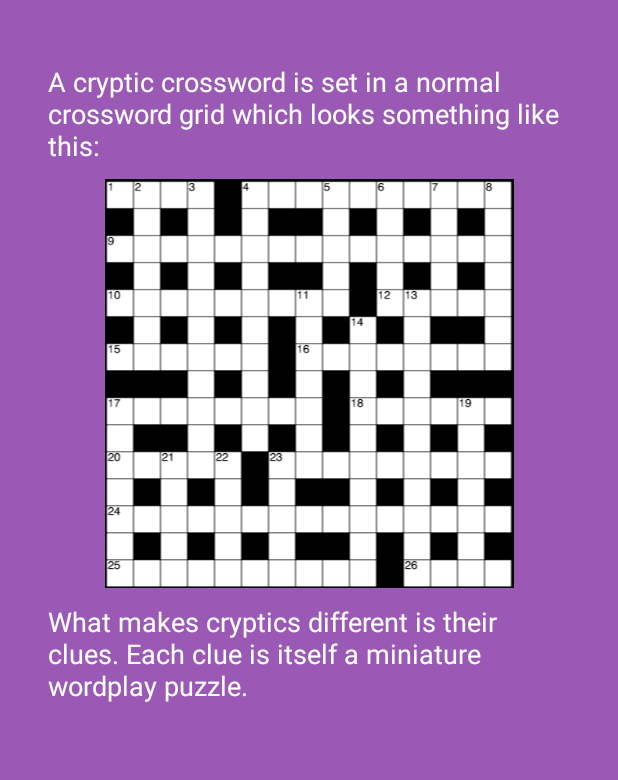
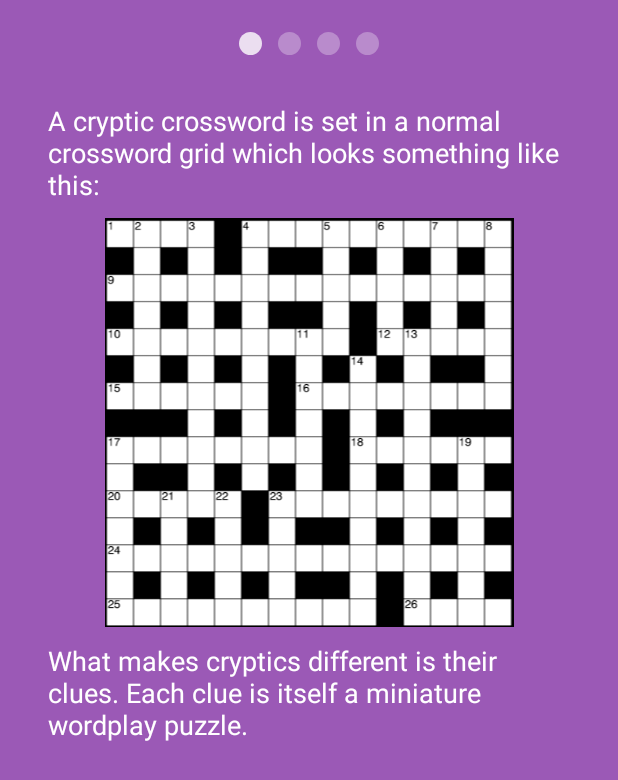
Before and after one commit to jholdstock/cryptic-crossword, an Android app: the TheBasicsActivity screen opened directly, with no data from a screen before it, on a phone screen of 412 x 824 dp. Shown: the top 780 px of the screen. Run offline under Robolectric (Android 15) with nearby library versions, the phone set to English and light mode, and no system bars.

Commit message:
Add dots to indicate tutorial page

```diff
--- a/android/CrosswordDictionary/app/src/main/AndroidManifest.xml
+++ b/android/CrosswordDictionary/app/src/main/AndroidManifest.xml
@@ -14,7 +14,7 @@
                 <category android:name="android.intent.category.LAUNCHER" />
             </intent-filter>
         </activity>
-        <activity android:name=".activities.tutorial.SolveCrypticsActivity" />
+        <activity android:name=".activities.tutorial.TheBasicsActivity" />
         <activity android:name=".activities.tutorial.TutorialMenuActivity" />
         <activity android:name=".activities.tutorial.HowToUseAppActivity" />
         <activity android:name=".activities.SearchActivity" />
--- a/android/CrosswordDictionary/app/src/main/java/com/jamieholdstock/crossworddictionary/activities/tutorial/SolveCrypticsActivity.java
+++ b/android/CrosswordDictionary/app/src/main/java/com/jamieholdstock/crossworddictionary/activities/tutorial/TheBasicsActivity.java
@@ -7,34 +7,43 @@ import android.support.v4.app.FragmentManager;
 import android.support.v4.app.FragmentStatePagerAdapter;
 import android.support.v4.view.PagerAdapter;
 import android.support.v4.view.ViewPager;
+import android.widget.RadioGroup;
 
 import com.jamieholdstock.crossworddictionary.R;
 
-public class SolveCrypticsActivity  extends FragmentActivity {
+public class TheBasicsActivity extends FragmentActivity {
 
-    private static final int NUM_PAGES = 2;
+    private static final int NUM_PAGES = 4;
     private ViewPager mPager;
-
+    private RadioGroup radioGroup;
     @Override
     protected void onCreate(Bundle savedInstanceState) {
         super.onCreate(savedInstanceState);
-        setContentView(R.layout.activity_solve_cryptics);
+        setContentView(R.layout.activity_the_basics);
 
         mPager = (ViewPager) findViewById(R.id.tutorial_pager);
         PagerAdapter mPagerAdapter = new ScreenSlidePagerAdapter(getSupportFragmentManager());
         mPager.setAdapter(mPagerAdapter);
-    }
 
-    @Override
-    public void onBackPressed() {
-        if (mPager.getCurrentItem() == 0) {
-            // If the user is currently looking at the first step, allow the system to handle the
-            // Back button. This calls finish() on this activity and pops the back stack.
-            super.onBackPressed();
-        } else {
-            // Otherwise, select the previous step.
-            mPager.setCurrentItem(mPager.getCurrentItem() - 1);
-        }
+        radioGroup = (RadioGroup) findViewById(R.id.radioGroup);
+        radioGroup.check(radioGroup.getChildAt(0).getId());
+        mPager.setOnPageChangeListener(new ViewPager.OnPageChangeListener() {
+            @Override
+            public void onPageScrolled(int position, float positionOffset, int positionOffsetPixels) {
+
+            }
+
+            @Override
+            public void onPageSelected(int position) {
+                radioGroup.clearCheck();
+                radioGroup.check(radioGroup.getChildAt(position).getId());
+            }
+
+            @Override
+            public void onPageScrollStateChanged(int state) {
+
+            }
+        });
     }
 
     private class ScreenSlidePagerAdapter extends FragmentStatePagerAdapter {
@@ -49,6 +58,10 @@ public class SolveCrypticsActivity  extends FragmentActivity {
                     return new FragCrosswordGrid();
                 case 1:
                     return new FragQuickClue();
+                case 2:
+                    return new FragCrosswordGrid();
+                case 3:
+                    return new FragQuickClue();
                 default:
                     return null;
             }
--- a/android/CrosswordDictionary/app/src/main/java/com/jamieholdstock/crossworddictionary/activities/tutorial/TutorialMenuActivity.java
+++ b/android/CrosswordDictionary/app/src/main/java/com/jamieholdstock/crossworddictionary/activities/tutorial/TutorialMenuActivity.java
@@ -31,7 +31,7 @@ public class TutorialMenuActivity extends TutorialActivity {
         solveButton.setOnClickListener(new View.OnClickListener() {
             @Override
             public void onClick(View v) {
-                Intent intent = new Intent(v.getContext(), SolveCrypticsActivity.class);
+                Intent intent = new Intent(v.getContext(), TheBasicsActivity.class);
                 v.getContext().startActivity(intent);
                 overridePendingTransition(R.anim.slide_in_right,
                         R.anim.slide_out_left);
--- /dev/null
+++ b/android/CrosswordDictionary/app/src/main/res/drawable/button_selector.xml
@@ -0,0 +1,23 @@
+<?xml version="1.0" encoding="utf-8"?>
+<selector xmlns:android="http://schemas.android.com/apk/res/android" >
+    <item
+        android:state_checked="true"
+        android:state_pressed="false"
+        android:drawable="@drawable/toggle_button_selected"/>
+
+    <item
+        android:state_checked="false"
+        android:state_pressed="false"
+        android:drawable="@drawable/toggle_button_unselected"/>
+
+    <item
+        android:state_checked="true"
+        android:state_pressed="true"
+        android:drawable="@drawable/toggle_button_selected"/>
+
+    <item
+        android:state_checked="false"
+        android:state_pressed="true"
+        android:drawable="@drawable/toggle_button_unselected"/>
+
+</selector>
--- /dev/null
+++ b/android/CrosswordDictionary/app/src/main/res/drawable/toggle_button_selected.xml
@@ -0,0 +1,8 @@
+<?xml version="1.0" encoding="utf-8"?>
+<shape
+    xmlns:android="http://schemas.android.com/apk/res/android"
+    android:shape="oval">
+
+    <solid
+        android:color="@color/selected"/>
+</shape>
--- /dev/null
+++ b/android/CrosswordDictionary/app/src/main/res/drawable/toggle_button_unselected.xml
@@ -0,0 +1,8 @@
+<?xml version="1.0" encoding="utf-8"?>
+<shape
+    xmlns:android="http://schemas.android.com/apk/res/android"
+    android:shape="oval">
+
+    <solid
+        android:color="@color/unselected"/>
+</shape>
--- a/android/CrosswordDictionary/app/src/main/res/layout/activity_solve_cryptics.xml
+++ /dev/null
@@ -1,21 +0,0 @@
-<?xml version="1.0" encoding="utf-8"?>
-<LinearLayout xmlns:android="http://schemas.android.com/apk/res/android"
-    xmlns:tools="http://schemas.android.com/tools"
-    android:layout_width="match_parent"
-    android:layout_height="match_parent"
-    android:paddingBottom="@dimen/activity_vertical_margin"
-    android:paddingLeft="@dimen/activity_horizontal_margin"
-    android:paddingRight="@dimen/activity_horizontal_margin"
-    android:paddingTop="@dimen/activity_vertical_margin"
-    tools:context=".activities.tutorial.SolveCrypticsActivity"
-    android:orientation="vertical"
-    android:background="@color/Amethyst"
-    android:gravity="center">
-
-    <android.support.v4.view.ViewPager
-        xmlns:android="http://schemas.android.com/apk/res/android"
-        android:id="@+id/tutorial_pager"
-        android:layout_width="match_parent"
-        android:layout_height="match_parent" />
-
-</LinearLayout>
--- /dev/null
+++ b/android/CrosswordDictionary/app/src/main/res/layout/activity_the_basics.xml
@@ -0,0 +1,59 @@
+<?xml version="1.0" encoding="utf-8"?>
+<LinearLayout xmlns:android="http://schemas.android.com/apk/res/android"
+    xmlns:tools="http://schemas.android.com/tools"
+    android:layout_width="match_parent"
+    android:layout_height="match_parent"
+    android:paddingBottom="@dimen/activity_vertical_margin"
+    android:paddingLeft="@dimen/activity_horizontal_margin"
+    android:paddingRight="@dimen/activity_horizontal_margin"
+    android:paddingTop="@dimen/activity_vertical_margin"
+    tools:context=".activities.tutorial.TheBasicsActivity"
+    android:orientation="vertical"
+    android:background="@color/Amethyst"
+    android:gravity="center">
+
+    <RadioGroup
+        android:layout_width="wrap_content"
+        android:layout_height="wrap_content"
+        android:layout_centerHorizontal="true"
+        android:orientation="horizontal"
+        android:id="@+id/radioGroup">
+
+        <RadioButton
+            android:layout_width="15dp"
+            android:layout_height="15dp"
+            android:background="@drawable/button_selector"
+            android:button="@null"
+            android:clickable="false"
+            android:layout_margin="5dp" />
+
+        <RadioButton
+            android:layout_width="15dp"
+            android:layout_height="15dp"
+            android:background="@drawable/button_selector"
+            android:button="@null"
+            android:clickable="false"
+            android:layout_margin="5dp" />
+        <RadioButton
+            android:layout_width="15dp"
+            android:layout_height="15dp"
+            android:background="@drawable/button_selector"
+            android:button="@null"
+            android:clickable="false"
+            android:layout_margin="5dp" />
+        <RadioButton
+            android:layout_width="15dp"
+            android:layout_height="15dp"
+            android:background="@drawable/button_selector"
+            android:button="@null"
+            android:clickable="false"
+            android:layout_margin="5dp" />
+    </RadioGroup>
+
+    <android.support.v4.view.ViewPager
+        xmlns:android="http://schemas.android.com/apk/res/android"
+        android:id="@+id/tutorial_pager"
+        android:layout_width="match_parent"
+        android:layout_height="wrap_content" />
+
+</LinearLayout>
--- a/android/CrosswordDictionary/app/src/main/res/layout/activity_tutorial_menu.xml
+++ b/android/CrosswordDictionary/app/src/main/res/layout/activity_tutorial_menu.xml
@@ -26,7 +26,7 @@
     <Button
         android:layout_width="wrap_content"
         android:layout_height="wrap_content"
-        android:text="@string/how_to_solve"
+        android:text="@string/the_basics"
         android:id="@+id/solve_cryptics_button"
         android:background="@drawable/menu_button"
         android:textColor="@color/White"
--- a/android/CrosswordDictionary/app/src/main/res/layout/fragment_crossword_grid.xml
+++ b/android/CrosswordDictionary/app/src/main/res/layout/fragment_crossword_grid.xml
@@ -7,7 +7,7 @@
 
     <LinearLayout
         android:layout_width="match_parent"
-        android:layout_height="match_parent"
+        android:layout_height="wrap_content"
         android:paddingBottom="@dimen/activity_vertical_margin"
         android:paddingLeft="@dimen/activity_horizontal_margin"
         android:paddingRight="@dimen/activity_horizontal_margin"
--- a/android/CrosswordDictionary/app/src/main/res/layout/fragment_quick_clue.xml
+++ b/android/CrosswordDictionary/app/src/main/res/layout/fragment_quick_clue.xml
@@ -6,7 +6,7 @@
 
     <LinearLayout
         android:layout_width="match_parent"
-        android:layout_height="match_parent"
+        android:layout_height="wrap_content"
         android:paddingBottom="@dimen/activity_vertical_margin"
         android:paddingLeft="@dimen/activity_horizontal_margin"
         android:paddingRight="@dimen/activity_horizontal_margin"
--- a/android/CrosswordDictionary/app/src/main/res/values/colors.xml
+++ b/android/CrosswordDictionary/app/src/main/res/values/colors.xml
@@ -4,6 +4,9 @@
     <color name="Gray">#DDD</color>
     <color name="Black">#000</color>
 
+    <color name="selected">#CCFFFFFF</color>
+    <color name="unselected">#4DFFFFFF</color>
+
     <color name="Amethyst">#9B59B6</color>
     <color name="Wisteria">#8E44AD</color>
     <color name="Alizarin">#E74C3C</color>
--- a/android/CrosswordDictionary/app/src/main/res/values/strings.xml
+++ b/android/CrosswordDictionary/app/src/main/res/values/strings.xml
@@ -7,6 +7,6 @@
     <string name="search2">Search</string>
     <string name="full_list">Full list</string>
     <string name="how_to_use">Using this app</string>
-    <string name="how_to_solve">Solving cryptics</string>
+    <string name="the_basics">The Basics</string>
     <string name="tutorial">Tutorial</string>
 </resources>
```
